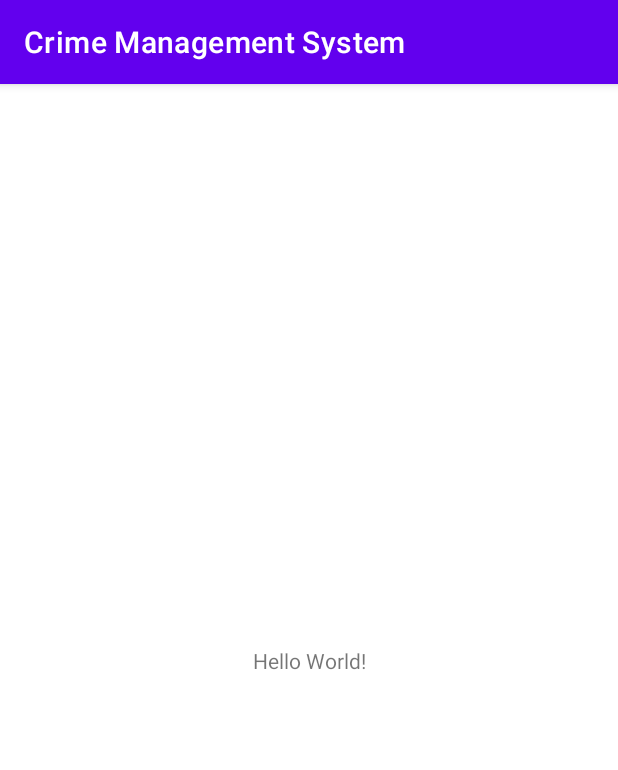
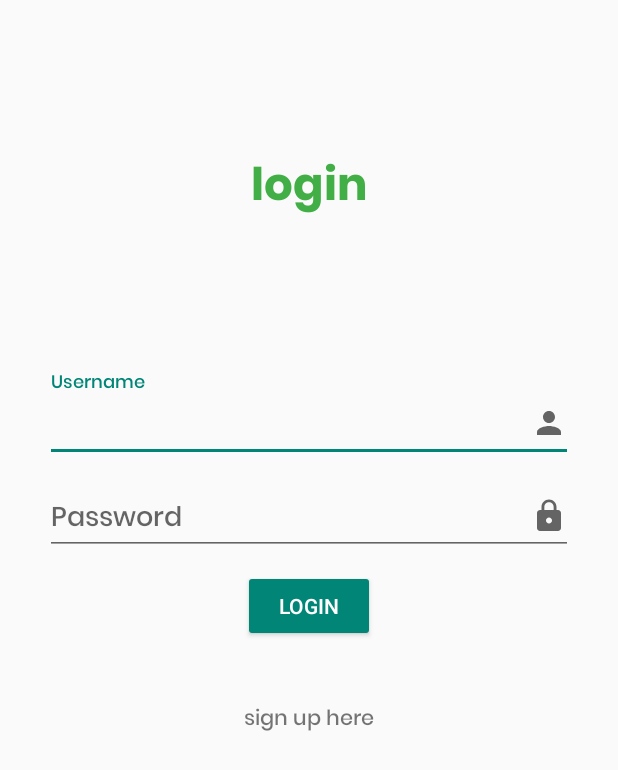
Before and after one commit to LONJEZ/Crime-Management-System, an Android app: the screen it shows after launch (MainActivity before the commit, Login after it), on a phone screen of 412 x 824 dp. Shown: the top 770 px of the screen. Run offline under Robolectric (Android 15) with nearby library versions, the phone set to English and light mode, and no system bars; libraries missing offline, so code that uses them is left out: com.vishnusivadas.advanced_httpurlconnection.

Commit message:
Added sign up and login properties

```diff
--- /dev/null
+++ b/app/src/main/java/com/lonjeztech/crimemanagementsystem/Login.java
@@ -0,0 +1,98 @@
+package com.lonjeztech.crimemanagementsystem;
+
+import androidx.appcompat.app.AppCompatActivity;
+
+import android.content.Intent;
+import android.os.Bundle;
+import android.os.Handler;
+import android.os.Looper;
+import android.view.View;
+import android.widget.Button;
+import android.widget.ProgressBar;
+import android.widget.TextView;
+import android.widget.Toast;
+
+import com.google.android.material.textfield.TextInputEditText;
+import com.vishnusivadas.advanced_httpurlconnection.PutData;
+
+public class Login extends AppCompatActivity {
+
+
+    TextInputEditText textInputEditTextUsername,textInputEditTextPassword;
+    Button buttonLogin;
+    TextView textViewSignup;
+    ProgressBar progressBar;
+
+    @Override
+    protected void onCreate(Bundle savedInstanceState) {
+        super.onCreate(savedInstanceState);
+        setContentView(R.layout.activity_login);
+
+        textInputEditTextUsername = findViewById(R.id.username);
+        textInputEditTextPassword = findViewById(R.id.password);
+        textViewSignup = findViewById(R.id.signUpText);
+        progressBar = findViewById(R.id.progress);
+        buttonLogin = findViewById(R.id.buttonLogin);
+
+        textViewSignup.setOnClickListener(new View.OnClickListener() {
+            @Override
+            public void onClick(View v) {
+                Intent intent = new Intent(getApplicationContext(), SignUp.class);
+                startActivity(intent);
+                finish();
+            }
+        });
+
+        buttonLogin.setOnClickListener(new View.OnClickListener() {
+            @Override
+            public void onClick(View v) {
+                final String username,password;
+                username = String.valueOf(textInputEditTextUsername.getText());
+                password = String.valueOf(textInputEditTextPassword.getText());
+
+                if (!username.equals("") && !password.equals("") ) {
+                    //Start ProgressBar first (Set visibility VISIBLE)
+                    progressBar.setVisibility(View.VISIBLE);
+                    Handler handler = new Handler(Looper.getMainLooper());
+                    handler.post(new Runnable() {
+                        @Override
+                        public void run() {
+                            //Starting Write and Read data with URL
+                            //Creating array for parameters
+                            String[] field = new String[2];
+                            field[0] = "username";
+                            field[1] = "password";
+                            //Creating array for data
+                            String[] data = new String[2];
+                            data[0] = username;
+                            data[1] = password;
+                            PutData putData = new PutData("http://192.168.43.167/loginregister/login.php", "POST", field, data);
+                            if (putData.startPut()) {
+                                if (putData.onComplete()) {
+                                    progressBar.setVisibility(View.GONE);
+                                    String result = putData.getResult();
+                                    if(result.equals("Login Success")) {
+                                        Toast.makeText(getApplicationContext(),result, Toast.LENGTH_SHORT).show();
+                                        Intent intent = new Intent(getApplicationContext(), MainActivity.class);
+                                        startActivity(intent);
+                                        finish();
+                                    }
+                                    else {
+                                        Toast.makeText(getApplicationContext(),result, Toast.LENGTH_SHORT).show();
+                                    }
+
+
+                                }
+                            }
+                            //End Write and Read data with URL
+                        }
+                    });
+                }
+                else {
+                    Toast.makeText(getApplicationContext(), "All fields are required", Toast.LENGTH_SHORT).show();
+                }
+
+            }
+        });
+    }
+}
--- /dev/null
+++ b/app/src/main/res/drawable/ic_password.xml
@@ -0,0 +1,10 @@
+<vector xmlns:android="http://schemas.android.com/apk/res/android"
+    android:width="24dp"
+    android:height="24dp"
+    android:viewportWidth="24"
+    android:viewportHeight="24"
+    android:tint="?attr/colorControlNormal">
+  <path
+      android:fillColor="@android:color/white"
+      android:pathData="M18,8h-1L17,6c0,-2.76 -2.24,-5 -5,-5S7,3.24 7,6v2L6,8c-1.1,0 -2,0.9 -2,2v10c0,1.1 0.9,2 2,2h12c1.1,0 2,-0.9 2,-2L20,10c0,-1.1 -0.9,-2 -2,-2zM12,17c-1.1,0 -2,-0.9 -2,-2s0.9,-2 2,-2 2,0.9 2,2 -0.9,2 -2,2zM15.1,8L8.9,8L8.9,6c0,-1.71 1.39,-3.1 3.1,-3.1 1.71,0 3.1,1.39 3.1,3.1v2z"/>
+</vector>
--- /dev/null
+++ b/app/src/main/res/drawable/ic_user.xml
@@ -0,0 +1,10 @@
+<vector xmlns:android="http://schemas.android.com/apk/res/android"
+    android:width="24dp"
+    android:height="24dp"
+    android:viewportWidth="24"
+    android:viewportHeight="24"
+    android:tint="?attr/colorControlNormal">
+  <path
+      android:fillColor="@android:color/white"
+      android:pathData="M12,12c2.21,0 4,-1.79 4,-4s-1.79,-4 -4,-4 -4,1.79 -4,4 1.79,4 4,4zM12,14c-2.67,0 -8,1.34 -8,4v2h16v-2c0,-2.66 -5.33,-4 -8,-4z"/>
+</vector>
--- /dev/null
+++ b/app/src/main/res/layout/activity_login.xml
@@ -0,0 +1,108 @@
+<?xml version="1.0" encoding="utf-8"?>
+<androidx.constraintlayout.widget.ConstraintLayout xmlns:android="http://schemas.android.com/apk/res/android"
+    xmlns:app="http://schemas.android.com/apk/res-auto"
+    xmlns:tools="http://schemas.android.com/tools"
+    android:layout_width="match_parent"
+    android:layout_height="match_parent"
+    tools:context=".Login">
+
+    <TextView
+        android:id="@+id/textView"
+        android:layout_width="match_parent"
+        android:layout_height="wrap_content"
+        android:layout_marginTop="100dp"
+        android:fontFamily="@font/poppinsbold"
+        android:gravity="center"
+        android:text="@string/login"
+        android:textColor="@color/colorAccent"
+        android:textSize="30sp"
+        app:layout_constraintEnd_toEndOf="parent"
+        app:layout_constraintHorizontal_bias="0.0"
+        app:layout_constraintStart_toStartOf="parent"
+        app:layout_constraintTop_toTopOf="parent"
+        tools:targetApi="jelly_bean" />
+
+    <androidx.constraintlayout.widget.ConstraintLayout
+        android:layout_width="match_parent"
+        android:layout_height="wrap_content"
+        app:layout_constraintBottom_toBottomOf="parent"
+        app:layout_constraintTop_toTopOf="parent"
+        app:layout_constraintVertical_bias="0.426"
+        tools:layout_editor_absoluteX="0dp">
+
+        <com.google.android.material.textfield.TextInputLayout
+            android:id="@+id/textInputLayoutUsername"
+            android:layout_width="match_parent"
+            android:layout_height="wrap_content"
+            android:layout_marginLeft="30dp"
+            android:layout_marginRight="30dp"
+            android:hint="@string/username"
+            app:layout_constraintEnd_toEndOf="parent"
+            app:layout_constraintHorizontal_bias="0.0"
+            app:layout_constraintStart_toStartOf="parent"
+            app:layout_constraintTop_toTopOf="parent">
+
+            <com.google.android.material.textfield.TextInputEditText
+                android:id="@+id/username"
+                android:layout_width="match_parent"
+                android:layout_height="wrap_content"
+                android:drawableEnd="@drawable/ic_user"
+                android:drawableRight="@drawable/ic_user"
+                android:fontFamily="@font/poppinsmedium"
+                tools:targetApi="jelly_bean" />
+        </com.google.android.material.textfield.TextInputLayout>
+
+        <com.google.android.material.textfield.TextInputLayout
+            android:id="@+id/textInputLayoutPassword"
+            android:layout_width="match_parent"
+            android:layout_height="wrap_content"
+            android:layout_marginLeft="30dp"
+            android:layout_marginRight="30dp"
+            android:hint="@string/password"
+            app:layout_constraintTop_toBottomOf="@+id/textInputLayoutUsername"
+            tools:layout_editor_absoluteX="0dp">
+
+            <com.google.android.material.textfield.TextInputEditText
+                android:id="@+id/password"
+                android:layout_width="match_parent"
+                android:layout_height="wrap_content"
+                android:drawableEnd="@drawable/ic_password"
+                android:drawableRight="@drawable/ic_password"
+                android:fontFamily="@font/poppinsmedium"
+                tools:targetApi="jelly_bean" />
+        </com.google.android.material.textfield.TextInputLayout>
+
+        <ProgressBar
+            android:id="@+id/progress"
+            android:layout_width="wrap_content"
+            android:layout_height="wrap_content"
+            android:visibility="gone"
+            app:layout_constraintEnd_toEndOf="parent"
+            app:layout_constraintStart_toStartOf="parent"
+            app:layout_constraintTop_toBottomOf="@+id/textInputLayoutPassword" />
+
+        <Button
+            android:id="@+id/buttonLogin"
+            style="@style/Widget.AppCompat.Button.Colored"
+            android:layout_width="wrap_content"
+            android:layout_height="wrap_content"
+            android:layout_marginTop="10dp"
+            android:text="@string/login"
+            app:layout_constraintEnd_toEndOf="parent"
+            app:layout_constraintStart_toStartOf="parent"
+            app:layout_constraintTop_toBottomOf="@+id/progress" />
+
+        <TextView
+            android:id="@+id/signUpText"
+            android:layout_width="wrap_content"
+            android:layout_height="wrap_content"
+            android:layout_marginTop="40dp"
+            android:fontFamily="@font/poppinsmedium"
+            android:text="@string/sign_up_here"
+            app:layout_constraintEnd_toEndOf="parent"
+            app:layout_constraintStart_toStartOf="parent"
+            app:layout_constraintTop_toBottomOf="@+id/buttonLogin"
+            tools:targetApi="jelly_bean" />
+    </androidx.constraintlayout.widget.ConstraintLayout>
+
+</androidx.constraintlayout.widget.ConstraintLayout>
--- a/app/src/main/res/layout/activity_main.xml
+++ b/app/src/main/res/layout/activity_main.xml
@@ -6,13 +6,16 @@
     android:layout_height="match_parent"
     tools:context=".MainActivity">
 
+
     <TextView
+        android:id="@+id/textView2"
         android:layout_width="wrap_content"
+        android:textSize="30sp"
+        android:fontFamily="@font/poppinsbold"
         android:layout_height="wrap_content"
-        android:text="Hello World!"
+        android:text="WELCOME"
         app:layout_constraintBottom_toBottomOf="parent"
-        app:layout_constraintLeft_toLeftOf="parent"
-        app:layout_constraintRight_toRightOf="parent"
+        app:layout_constraintEnd_toEndOf="parent"
+        app:layout_constraintStart_toStartOf="parent"
         app:layout_constraintTop_toTopOf="parent" />
-
 </androidx.constraintlayout.widget.ConstraintLayout>
--- a/app/src/main/res/values/colors.xml
+++ b/app/src/main/res/values/colors.xml
@@ -7,4 +7,5 @@
     <color name="teal_700">#FF018786</color>
     <color name="black">#FF000000</color>
     <color name="white">#FFFFFFFF</color>
+    <color name="colorAccent">#41AF45</color>
 </resources>
--- a/app/src/main/res/values/strings.xml
+++ b/app/src/main/res/values/strings.xml
@@ -1,3 +1,13 @@
 <resources>
     <string name="app_name">Crime Management System</string>
+    <string name="login">login</string>
+    <string name="username">Username</string>
+    <string name="sign_up_here">sign up here</string>
+    <string name="password">Password</string>
+    <string name="sign_up">Sign Up</string>
+    <string name="fullname">Fullname</string>
+    <string name="email">Email</string>
+    <string name="log_in_here">Log in here</string>
+
+
 </resources>
--- a/build.gradle
+++ b/build.gradle
@@ -5,7 +5,7 @@ buildscript {
         jcenter()
     }
     dependencies {
-        classpath "com.android.tools.build:gradle:4.1.2"
+        classpath 'com.android.tools.build:gradle:4.2.2'
 
         // NOTE: Do not place your application dependencies here; they belong
         // in the individual module build.gradle files
@@ -16,6 +16,7 @@ allprojects {
     repositories {
         google()
         jcenter()
+        maven { url 'https://jitpack.io' }
     }
 }
 
```
Also changed, not shown: app/build.gradle (+9 -6 lines), app/src/main/AndroidManifest.xml (+18 -5 lines), app/src/main/java/com/lonjeztech/crimemanagementsystem/SignUp.java (added, +110 -0 lines), app/src/main/res/drawable/ic_email.xml (added, +10 -0 lines), app/src/main/res/drawable/ic_name.xml (added, +10 -0 lines), app/src/main/res/layout/activity_sign_up.xml (added, +151 -0 lines), app/src/main/res/font/poppinsbold.ttf (added), app/src/main/res/font/poppinsmedium.ttf (added), gradle/wrapper/gradle-wrapper.properties.
